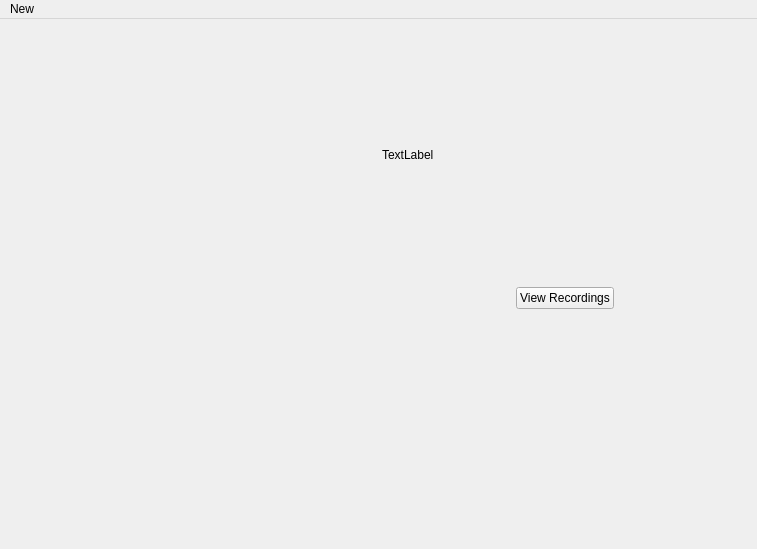
Before: the Qt Designer form UI/mainwindow.ui in ShoeBoom/Home-security-system, drawn with Qt 5.
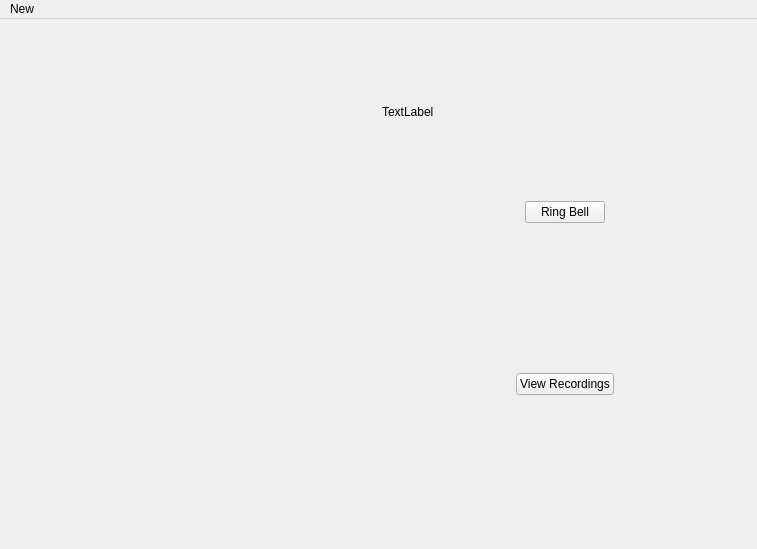
After: the same form once the commit is applied.

Patch:
```diff
--- a/UI/mainwindow.ui
+++ b/UI/mainwindow.ui
@@ -34,6 +34,13 @@
         </property>
        </widget>
       </item>
+      <item alignment="Qt::AlignHCenter|Qt::AlignTop">
+      <widget class="QPushButton" name="audioButton">
+       <property name="text">
+        <string>Ring Bell</string>
+       </property>
+      </widget>
+     </item>
       <item alignment="Qt::AlignHCenter|Qt::AlignTop">
        <widget class="QPushButton" name="pushButton">
         <property name="text">
```
